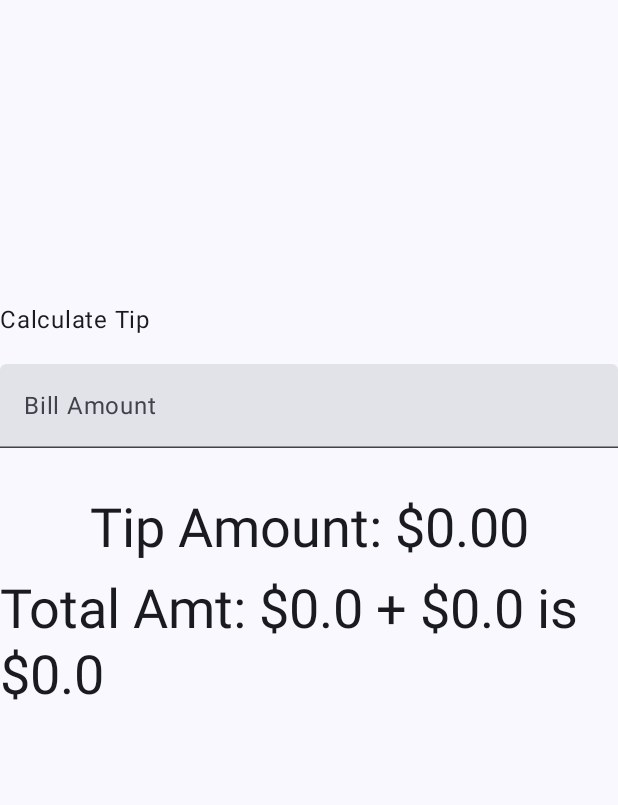
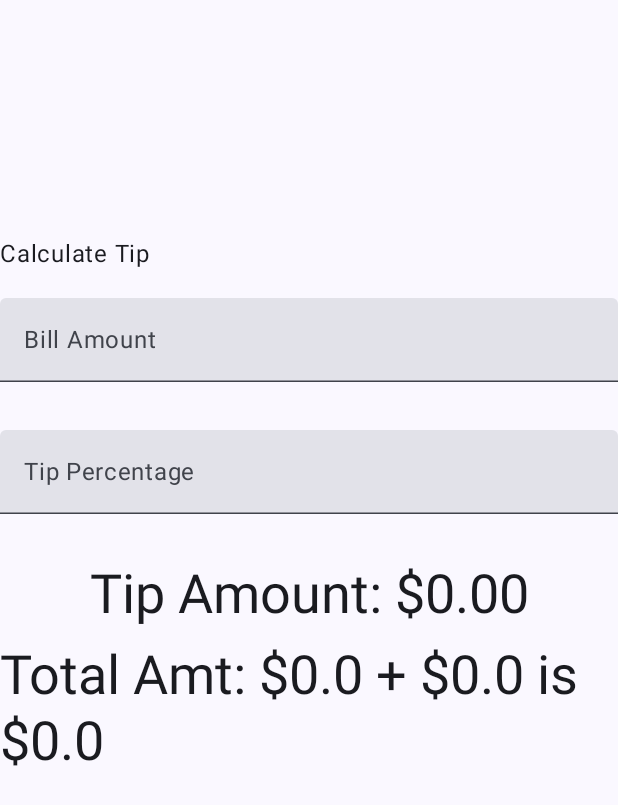
Before and after one commit to Developer-ShivaniSharma/Tip-Calculator, an Android app built with Jetpack Compose: the screen it shows after launch (MainActivity), on a phone screen of 412 x 824 dp. Shown: the top 805 px of the screen. Run offline under Robolectric (Android 15) with nearby library versions, the phone set to English and light mode, and no system bars.

Commit message:
Add tip Percentage

```diff
--- a/app/src/main/java/com/myapp/tipcalculator/MainActivity.kt
+++ b/app/src/main/java/com/myapp/tipcalculator/MainActivity.kt
@@ -7,6 +7,7 @@ import android.icu.text.NumberFormat
 import android.os.Bundle
 import androidx.activity.ComponentActivity
 import androidx.activity.compose.setContent
+import androidx.annotation.StringRes
 import androidx.compose.foundation.layout.Arrangement
 import androidx.compose.foundation.layout.Column
 import androidx.compose.foundation.layout.Spacer
@@ -76,9 +77,22 @@ fun TipCalculator(modifier: Modifier = Modifier) {
                 .align(Alignment.Start)
         )
         EditNumberField(
-            value = amountInput, onValueChange = { changedAmount ->
+            label = R.string.bill_Amount,
+            value = amountInput,
+            onValueChange = { changedAmount ->
                 amountInput = changedAmount
-            }, modifier = Modifier
+            },
+            modifier = Modifier
+                .padding(bottom = 32.dp)
+                .fillMaxWidth()
+        )
+        EditNumberField(
+            label = R.string.how_the_service,
+            value = amountInput,
+            onValueChange = { changedAmount ->
+                amountInput = changedAmount
+            },
+            modifier = Modifier
                 .padding(bottom = 32.dp)
                 .fillMaxWidth()
         )
@@ -109,17 +123,29 @@ private fun formatAmount(amounts: Double): String {
     return NumberFormat.getCurrencyInstance().format(amounts)
 }
 
+/**
+ * The EditNumberField(), is used for both bill amount and Tip Amoumt calculation.
+ * So we Add label in the parameter.
+ * When we use this function in the [TipCalculator] the label value change according to the requirement.
+ * But we can see the label is of type Int.So we use @StringRes annotation.
+ * @StringRes is the typeSafe way to use String Resource. It shows the int to be passed is a string resource from value/string.xml.
+ */
 @SuppressLint("UnrememberedMutableState")
 @OptIn(ExperimentalMaterial3Api::class)
 @Composable
-fun EditNumberField(value: String, onValueChange: (String) -> Unit, modifier: Modifier = Modifier) {
+fun EditNumberField(
+    @StringRes label: Int,
+    value: String,
+    onValueChange: (String) -> Unit,
+    modifier: Modifier = Modifier
+) {
     TextField(
         value = value,
         // The onValueChange calls when the value changes.
         onValueChange = onValueChange,
         // Now we use the label parameter using lambda expression.
         //We call the Text function that tales the string input of bill amount.
-        label = { Text(stringResource(R.string.bill_Amount)) },
+        label = { Text(stringResource(label)) },
         //Add the single line parameter which accepts the boolean value.
         singleLine = true,
         //Add keyboardOptions parameter that take KeyBoardOptions function.
--- a/app/src/main/res/values/strings.xml
+++ b/app/src/main/res/values/strings.xml
@@ -2,6 +2,8 @@
     <string name="app_name">Tip Calculator</string>
     <string name="calculate_tip">Calculate Tip</string>
     <string name="bill_Amount">Bill Amount</string>
+    <string name="how_the_service">Tip Percentage</string>
+    <string name="round_up_tip">Round up tip?</string>
     <string name="tip_amount">Tip Amount: %s</string>
     <string name="total_amount">Total Amt: $%.1f + $%.1f is $%.1f</string>
 
```
